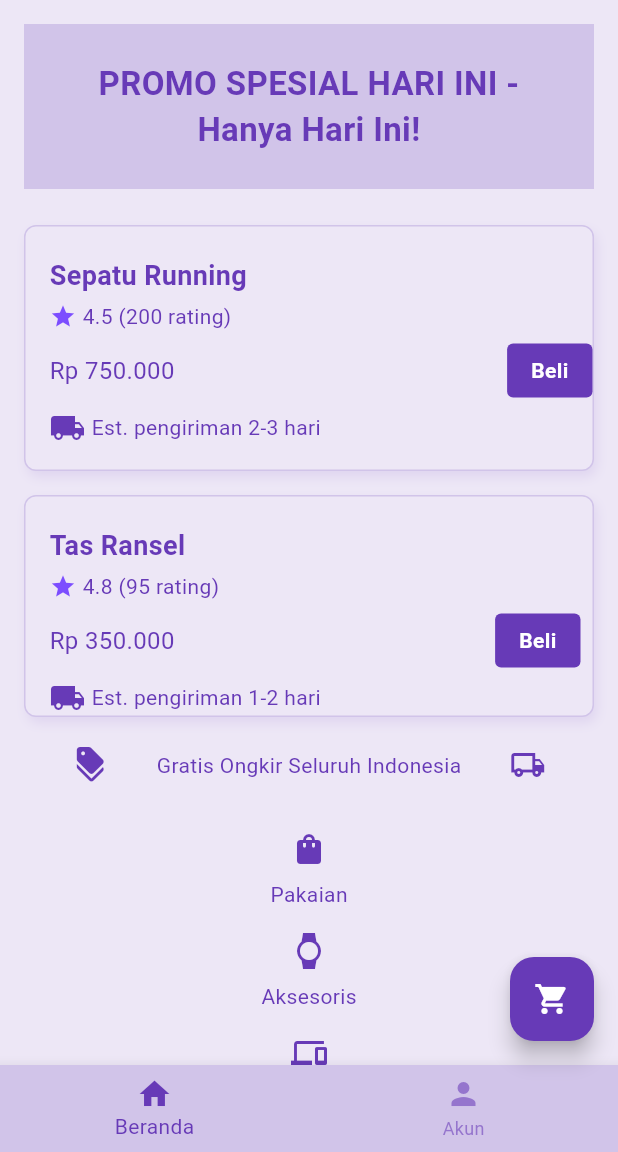
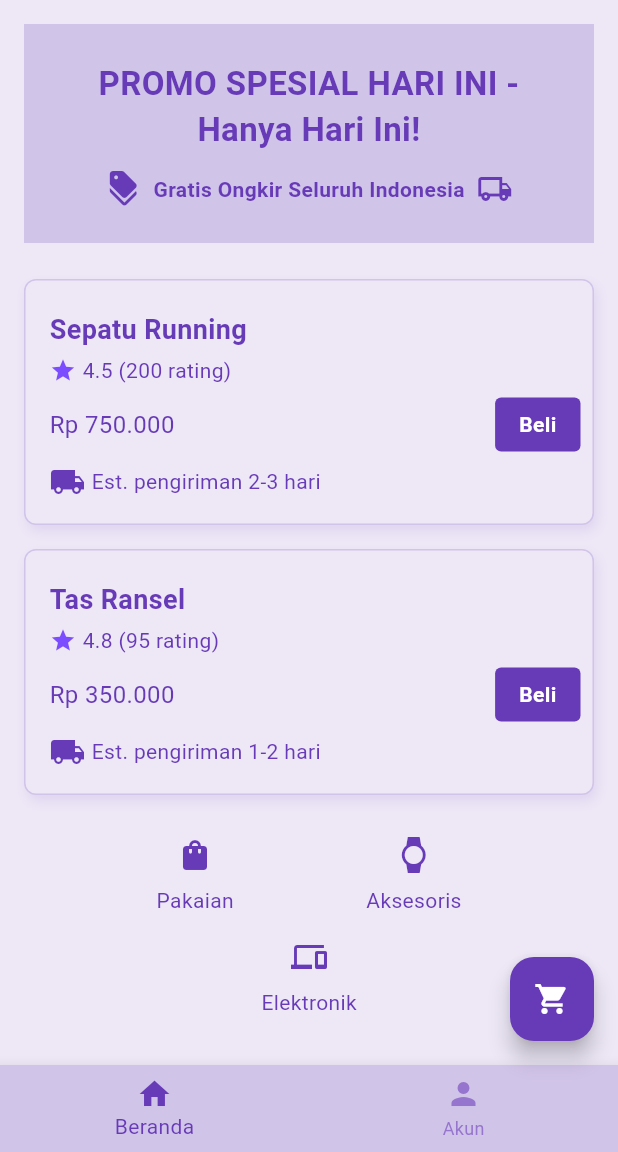
Before and after one commit to untuksenangsenang/AmajonStore, a Flutter app: the screen it shows after launch, on a phone screen of 412 x 824 dp, the part 84-1236 px from its top. Run offline on Flutter 3.47's test engine with Material 3 defaults, Android fonts, the phone set to English and light mode, and no system bars.

Commit message:
Amajon V2

```diff
--- a/lib/main.dart
+++ b/lib/main.dart
@@ -1,5 +1,6 @@
 import 'package:flutter/material.dart';
 import 'splash_screen.dart';
+
 void main() => runApp(const MyApp());
 
 class MyApp extends StatelessWidget {
@@ -40,56 +41,41 @@ class MyApp extends StatelessWidget {
   }
 }
 
-
 class ECommerceScreen extends StatelessWidget {
   const ECommerceScreen({Key? key}) : super(key: key);
 
-  // Fungsi untuk bikin list kategori
-  List<Widget> _buildCategoryItems() {
-    return const [
-      Column(
-        mainAxisSize: MainAxisSize.min,
-        children: [
-          Icon(Icons.shopping_bag, color: Colors.deepPurple),
-          SizedBox(height: 8.0),
-          Text('Pakaian', style: TextStyle(color: Colors.deepPurple)),
+  // Data kategori dalam 2 baris (untuk layout dinamis)
+  List<List<Widget>> _buildCategoryRows() {
+    return [
+      const [
+        CategoryItem(icon: Icons.shopping_bag, label: 'Pakaian'),
+        CategoryItem(icon: Icons.watch, label: 'Aksesoris'),
       ],
-      ),
-      Column(
-        mainAxisSize: MainAxisSize.min,
-        children: [
-          Icon(Icons.watch, color: Colors.deepPurple),
-          SizedBox(height: 8.0),
-          Text('Aksesoris', style: TextStyle(color: Colors.deepPurple)),
+      const [
+        CategoryItem(icon: Icons.devices, label: 'Elektronik'),
       ],
-      ),
-      Column(
-        mainAxisSize: MainAxisSize.min,
-        children: [
-          Icon(Icons.devices, color: Colors.deepPurple),
-          SizedBox(height: 8.0),
-          Text('Elektronik', style: TextStyle(color: Colors.deepPurple)),
-        ],
-      ),
     ];
   }
 
   @override
   Widget build(BuildContext context) {
+    final categoryRows = _buildCategoryRows();
+
     return Scaffold(
       appBar: AppBar(
         title: const Text('Amajon Store'),
-        centerTitle: true,
       ),
       body: SafeArea(
         child: ListView(
           children: <Widget>[
-            // Banner Promo
+            // Banner Promo dengan Row baru
             Container(
               margin: const EdgeInsets.all(16.0),
               padding: const EdgeInsets.all(24.0),
               color: Colors.deepPurple.shade100,
-              child: const Text(
+              child: Column(
+                children: [
+                  const Text(
                     'PROMO SPESIAL HARI INI - Hanya Hari Ini!',
                     textAlign: TextAlign.center,
                     style: TextStyle(
@@ -98,12 +84,103 @@ class ECommerceScreen extends StatelessWidget {
                       color: Colors.deepPurple,
                     ),
                   ),
+                  const SizedBox(height: 12.0),
+                  Row(
+                    mainAxisAlignment: MainAxisAlignment.center,
+                    children: const [
+                      Icon(Icons.discount, color: Colors.deepPurple),
+                      SizedBox(width: 8),
+                      Text(
+                        "Gratis Ongkir Seluruh Indonesia",
+                        style: TextStyle(color: Colors.deepPurple, fontWeight: FontWeight.w600),
+                      ),
+                      SizedBox(width: 8),
+                      Icon(Icons.local_shipping_outlined, color: Colors.deepPurple),
+                    ],
+                  ),
+                ],
+              ),
             ),
 
-            // Produk 1 Container
-            Container(
+            // Produk 1
+            const ProductCard(
+              title: 'Sepatu Running',
+              rating: '4.5 (200 rating)',
+              price: 'Rp 750.000',
+              delivery: 'Est. pengiriman 2-3 hari',
+            ),
+
+            // Produk 2
+            const ProductCard(
+              title: 'Tas Ransel',
+              rating: '4.8 (95 rating)',
+              price: 'Rp 350.000',
+              delivery: 'Est. pengiriman 1-2 hari',
+            ),
+
+            // Kategori Responsif
+            Padding(
+              padding: const EdgeInsets.symmetric(horizontal: 16.0, vertical: 12.0),
+              child: LayoutBuilder(
+                builder: (context, constraints) {
+                  if (constraints.maxWidth < 400) {
+                    return Column(
+                      children: categoryRows
+                          .map((row) => Padding(
+                                padding: const EdgeInsets.symmetric(vertical: 8.0),
+                                child: Row(
+                                  mainAxisAlignment: MainAxisAlignment.spaceEvenly,
+                                  children: row,
+                                ),
+                              ))
+                          .toList(),
+                    );
+                  } else {
+                    return Row(
+                      mainAxisAlignment: MainAxisAlignment.spaceEvenly,
+                      children: categoryRows.expand((row) => row).toList(),
+                    );
+                  }
+                },
+              ),
+            ),
+          ],
+        ),
+      ),
+      floatingActionButton: FloatingActionButton(
+        onPressed: () {},
+        child: const Icon(Icons.shopping_cart),
+      ),
+      bottomNavigationBar: BottomNavigationBar(
+        items: [
+          BottomNavigationBarItem(icon: Icon(Icons.home), label: 'Beranda'),
+          BottomNavigationBarItem(icon: Icon(Icons.person), label: 'Akun'),
+        ],
+      ),
+    );
+  }
+}
+
+// Widget Produk Reusable
+class ProductCard extends StatelessWidget {
+  final String title;
+  final String rating;
+  final String price;
+  final String delivery;
+
+  const ProductCard({
+    super.key,
+    required this.title,
+    required this.rating,
+    required this.price,
+    required this.delivery,
+  });
+
+  @override
+  Widget build(BuildContext context) {
+    return Container(
       margin: const EdgeInsets.symmetric(horizontal: 16.0, vertical: 8.0),
-              padding: const EdgeInsets.only(left: 16.0, top: 20.0, bottom: 16.0),
+      padding: const EdgeInsets.only(left: 16.0, top: 20.0, right: 8.0, bottom: 16.0),
       decoration: BoxDecoration(
         color: Colors.deepPurple.shade50,
         border: Border.all(color: Colors.deepPurple.shade100),
@@ -113,31 +190,31 @@ class ECommerceScreen extends StatelessWidget {
             color: Colors.deepPurple.withOpacity(0.1),
             blurRadius: 6,
             offset: const Offset(2, 4),
-                  ),
+          )
         ],
       ),
       child: Column(
         crossAxisAlignment: CrossAxisAlignment.start,
         children: <Widget>[
-                  const Text(
-                    'Sepatu Running',
-                    style: TextStyle(fontSize: 18.0, fontWeight: FontWeight.bold, color: Colors.deepPurple),
+          Text(
+            title,
+            style: const TextStyle(fontSize: 18.0, fontWeight: FontWeight.bold, color: Colors.deepPurple),
           ),
           const SizedBox(height: 4.0),
-                  const Row(
+          Row(
             children: [
-                      Icon(Icons.star, color: Colors.deepPurpleAccent, size: 18),
-                      SizedBox(width: 4),
-                      Text('4.5 (200 rating)', style: TextStyle(color: Colors.deepPurple)),
+              const Icon(Icons.star, color: Colors.deepPurpleAccent, size: 18),
+              const SizedBox(width: 4),
+              Text(rating, style: const TextStyle(color: Colors.deepPurple)),
             ],
           ),
           const SizedBox(height: 8.0),
           Row(
             mainAxisAlignment: MainAxisAlignment.spaceBetween,
             children: <Widget>[
-                      const Text(
-                        'Rp 750.000',
-                        style: TextStyle(color: Colors.deepPurple, fontSize: 16.0),
+              Text(
+                price,
+                style: const TextStyle(color: Colors.deepPurple, fontSize: 16.0),
               ),
               Container(
                 padding: const EdgeInsets.symmetric(horizontal: 16.0, vertical: 8.0),
@@ -153,138 +230,35 @@ class ECommerceScreen extends StatelessWidget {
             ],
           ),
           const SizedBox(height: 8.0),
-                  const Row(
+          Row(
             children: [
-                      Icon(Icons.local_shipping, color: Colors.deepPurple),
-                      SizedBox(width: 4),
-                      Text('Est. pengiriman 2-3 hari', style: TextStyle(color: Colors.deepPurple)),
+              const Icon(Icons.local_shipping, color: Colors.deepPurple),
+              const SizedBox(width: 4),
+              Text(delivery, style: const TextStyle(color: Colors.deepPurple)),
             ],
           )
-                ],
-              ),
-            ),
-
-            // Produk 2 Container
-            Container(
-              margin: const EdgeInsets.symmetric(horizontal: 16.0, vertical: 8.0),
-              padding: const EdgeInsets.only(left: 16.0, top: 20.0, right: 8.0),
-              decoration: BoxDecoration(
-                color: Colors.deepPurple.shade50,
-                border: Border.all(color: Colors.deepPurple.shade100),
-                borderRadius: BorderRadius.circular(8.0),
-                boxShadow: [
-                  BoxShadow(
-                    color: Colors.deepPurple.withOpacity(0.1),
-                    blurRadius: 6,
-                    offset: const Offset(2, 4),
-                  )
-                ],
-              ),
-              child: Column(
-                crossAxisAlignment: CrossAxisAlignment.start,
-                children: <Widget>[
-                  const Text(
-                    'Tas Ransel',
-                    style: TextStyle(fontSize: 18.0, fontWeight: FontWeight.bold, color: Colors.deepPurple),
-                  ),
-                  const SizedBox(height: 4.0),
-                  const Row(
-                    children: [
-                      Icon(Icons.star, color: Colors.deepPurpleAccent, size: 18),
-                      SizedBox(width: 4),
-                      Text('4.8 (95 rating)', style: TextStyle(color: Colors.deepPurple)),
-                    ],
-                  ),
-                  const SizedBox(height: 8.0),
-                  Row(
-                    mainAxisAlignment: MainAxisAlignment.spaceBetween,
-                    children: <Widget>[
-                      const Text(
-                        'Rp 350.000',
-                        style: TextStyle(color: Colors.deepPurple, fontSize: 16.0),
-                      ),
-                      Container(
-                        padding: const EdgeInsets.symmetric(horizontal: 16.0, vertical: 8.0),
-                        decoration: BoxDecoration(
-                          color: Colors.deepPurple,
-                          borderRadius: BorderRadius.circular(4.0),
-                        ),
-                        child: const Text(
-                          'Beli',
-                          style: TextStyle(color: Colors.white, fontWeight: FontWeight.bold),
-                        ),
-                      ),
-                    ],
-                  ),
-                  const SizedBox(height: 8.0),
-                  const Row(
-                    children: [
-                      Icon(Icons.local_shipping, color: Colors.deepPurple),
-                      SizedBox(width: 4),
-                      Text('Est. pengiriman 1-2 hari', style: TextStyle(color: Colors.deepPurple)),
-                    ],
-                  )
-                ],
-              ),
-            ),
-
-            // Info Pengiriman
-            Container(
-              margin: const EdgeInsets.symmetric(horizontal: 16.0, vertical: 12.0),
-              child: Row(
-                mainAxisAlignment: MainAxisAlignment.spaceEvenly,
-                children: const [
-                  Icon(Icons.discount, color: Colors.deepPurple),
-                  Text(
-                    "Gratis Ongkir Seluruh Indonesia",
-                    style: TextStyle(color: Colors.deepPurple),
-                  ),
-                  Icon(Icons.local_shipping_outlined, color: Colors.deepPurple),
-                ],
-              ),
-            ),
-
-            // Kategori icons and text
-            Padding(
-              padding: const EdgeInsets.symmetric(horizontal: 16.0, vertical: 12.0),
-              child: LayoutBuilder(
-                builder: (context, constraints) {
-                  if (constraints.maxWidth < 400) {
-                    // Vertikal kalau layar kecil
-                    return Column(
-                      crossAxisAlignment: CrossAxisAlignment.stretch,
-                      children: _buildCategoryItems()
-                          .map((widget) => Padding(
-                                padding: const EdgeInsets.symmetric(vertical: 8.0),
-                                child: widget,
-                              ))
-                          .toList(),
-                    );
-                  } else {
-                    // Horizontal kalau layar lebih besar
-                    return Row(
-                      mainAxisAlignment: MainAxisAlignment.spaceEvenly,
-                      children: _buildCategoryItems(),
-                    );
-                  }
-                },
-              ),
-            ),
-          ],
-        ),
-      ),
-
-      floatingActionButton: FloatingActionButton(
-        onPressed: () {},
-        child: const Icon(Icons.shopping_cart),
-      ),
-
-      bottomNavigationBar: BottomNavigationBar(
-        items: const [
-          BottomNavigationBarItem(icon: Icon(Icons.home), label: 'Beranda'),
-          BottomNavigationBarItem(icon: Icon(Icons.person), label: 'Akun'),
         ],
       ),
     );
   }
 }
+
+// Widget Kategori Reusable
+class CategoryItem extends StatelessWidget {
+  final IconData icon;
+  final String label;
+
+  const CategoryItem({super.key, required this.icon, required this.label});
+
+  @override
+  Widget build(BuildContext context) {
+    return Column(
+      mainAxisSize: MainAxisSize.min,
+      children: [
+        Icon(icon, color: Colors.deepPurple),
+        const SizedBox(height: 8.0),
+        Text(label, style: const TextStyle(color: Colors.deepPurple)),
+      ],
+    );
+  }
+}
```
Lines whose indentation alone changed are shown as unchanged.
